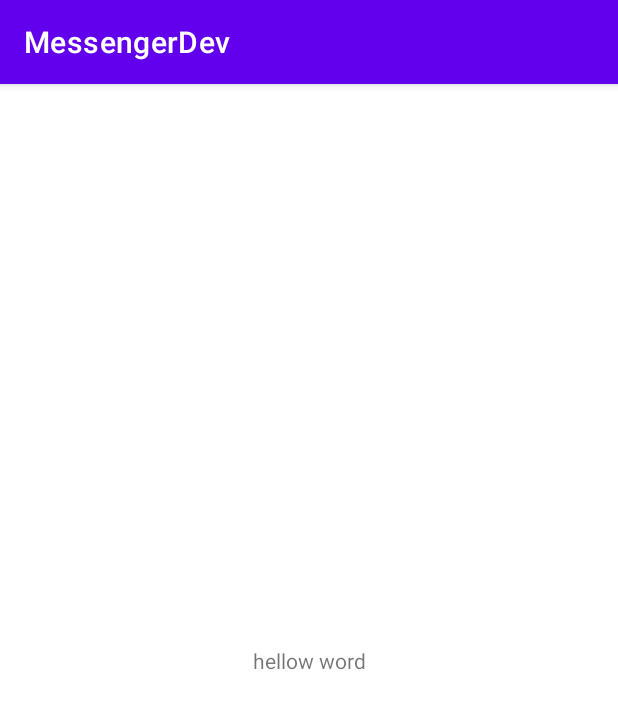
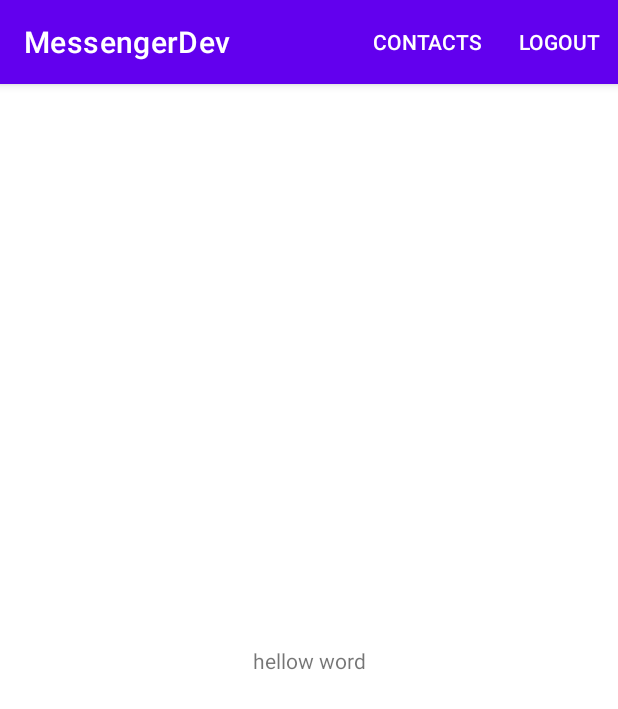
Before and after one commit to Everton10info/MessengerDev, an Android app: the screen it shows after launch once a user with an empty profile is signed in (MessagesActivity), on a phone screen of 412 x 824 dp. Shown: the top 709 px of the screen. Run offline under Robolectric (Android 15) with nearby library versions, the phone set to English and light mode, and no system bars; our stand-ins replace Firebase (no records; nobody signed in at launch, a user with empty details on screens opened directly).

Commit message:
message screen , menu , logout

```diff
--- a/app/src/main/java/com/everton/messengerdev/LoginActivity.kt
+++ b/app/src/main/java/com/everton/messengerdev/LoginActivity.kt
@@ -37,6 +37,11 @@ class LoginActivity : AppCompatActivity() {
                 if (it.isSuccessful) {
                     Log.i("teste", "login feito ${it.result?.user?.uid}")
                 }
+                val intent = Intent(this@LoginActivity, MessagesActivity :: class .java)
+                intent.addFlags(Intent.FLAG_ACTIVITY_CLEAR_TASK or
+                        Intent.FLAG_ACTIVITY_NEW_TASK)
+                startActivity(intent)
+
             }.addOnFailureListener {
                 Log.e("teste", it.message, it)
 
--- a/app/src/main/java/com/everton/messengerdev/MessagesActivity.kt
+++ b/app/src/main/java/com/everton/messengerdev/MessagesActivity.kt
@@ -2,6 +2,9 @@ package com.everton.messengerdev
 
 import android.content.Intent
 import android.os.Bundle
+import android.util.Log
+import android.view.Menu
+import android.view.MenuItem
 import androidx.appcompat.app.AppCompatActivity
 import com.google.firebase.auth.FirebaseAuth
 
@@ -13,6 +16,7 @@ class MessagesActivity : AppCompatActivity() {
         verifyAuthentication()
     }
 
+
     private fun verifyAuthentication(){
         if(FirebaseAuth.getInstance().uid == null){
             val intent = Intent(this@MessagesActivity, LoginActivity::class.java)
@@ -20,4 +24,23 @@ class MessagesActivity : AppCompatActivity() {
             startActivity(intent)
         }
     }
+
+    override fun onCreateOptionsMenu(menu: Menu?): Boolean {
+        menuInflater.inflate(R.menu.message_menu,menu)
+        return true
+    }
+
+    override fun onOptionsItemSelected(item: MenuItem): Boolean {
+
+        when (item ?.itemId) {
+            R.id.logout -> {
+                FirebaseAuth.getInstance().signOut()
+                verifyAuthentication() }
+            R.id.contacts -> {
+                Log.i("Teste", "contacts clicked")
+            }
+
+         }
+        return super.onOptionsItemSelected(item)
+    }
 }
--- /dev/null
+++ b/app/src/main/res/menu/message_menu.xml
@@ -0,0 +1,16 @@
+<?xml version="1.0" encoding="utf-8"?>
+<menu xmlns:android="http://schemas.android.com/apk/res/android"
+    xmlns:app="http://schemas.android.com/apk/res-auto">
+
+    <item android:id="@+id/contacts"
+        android:title="@string/contacts"
+        app:showAsAction="ifRoom"
+        />
+
+    <item android:id="@+id/logout"
+        android:title="@string/logout"
+        app:showAsAction="ifRoom"
+        />
+
+
+</menu>
--- a/app/src/main/res/values/strings.xml
+++ b/app/src/main/res/values/strings.xml
@@ -8,5 +8,7 @@
     <string name="name">Nome</string>
     <string name="imagem">imagem</string>
     <string name="imagem_do_perfil">imagen do perfil</string>
+    <string name="contacts">contacts</string>
+    <string name="logout">logout</string>
 
 </resources>
--- a/app/src/main/res/values/themes.xml
+++ b/app/src/main/res/values/themes.xml
@@ -10,7 +10,7 @@
         <item name="colorSecondaryVariant">@color/teal_700</item>
         <item name="colorOnSecondary">@color/black</item>
         <!-- Status bar color. -->
-        <item name="android:statusBarColor" tools:targetApi="l">?attr/colorPrimaryVariant</item>
+        <item name="android:statusBarColor" tools:targetApi="l">?attr/colorPrimary</item>
         <!-- Customize your theme here. -->
     </style>
 </resources>
```
